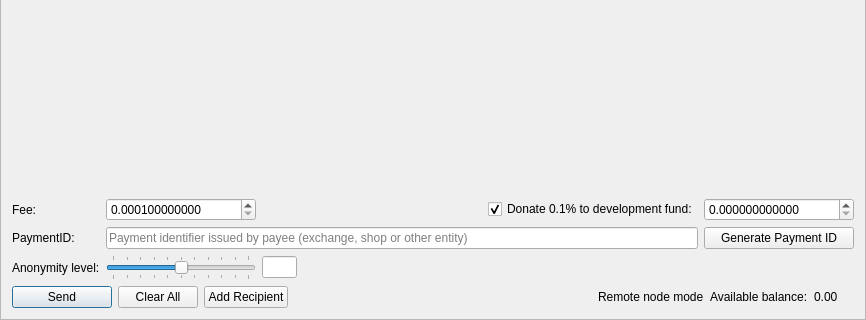
The window that src/gui/ui/sendframe.ui (qwertycoin-org/qwertycoin-gui) describes before a commit, drawn with Qt 5; both pictures show x 0 to 866 and y 270 to 590 of the 866 by 590 pixel window.
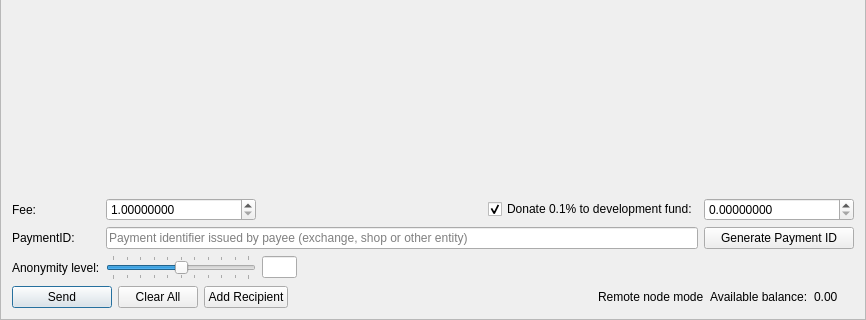
The same window after the commit. Icons and pictures are not drawn.

Patch:
```diff
--- a/src/gui/ui/sendframe.ui
+++ b/src/gui/ui/sendframe.ui
@@ -205,19 +205,19 @@
         <string/>
        </property>
        <property name="decimals">
-        <number>12</number>
+        <number>8</number>
        </property>
        <property name="minimum">
-        <double>0.000100000000000</double>
+        <double>1.00000000</double>
        </property>
        <property name="maximum">
-        <double>999999999999999.000000000000000</double>
+        <double>999999999999999.00000000</double>
        </property>
        <property name="singleStep">
         <double>0.000100000000000</double>
        </property>
        <property name="value">
-        <double>0.000100000000000</double>
+        <double>0.10000000</double>
        </property>
       </widget>
      </item>
@@ -267,10 +267,10 @@
         <locale language="English" country="UnitedStates"/>
        </property>
        <property name="decimals">
-        <number>12</number>
+        <number>8</number>
        </property>
        <property name="maximum">
-        <double>999999999999999.000000000000000</double>
+        <double>999999999999999.00000000</double>
        </property>
        <property name="singleStep">
         <double>0.100000000000000</double>
```
Left out of the diff: 4 changed lines with no effect on the pictures.
